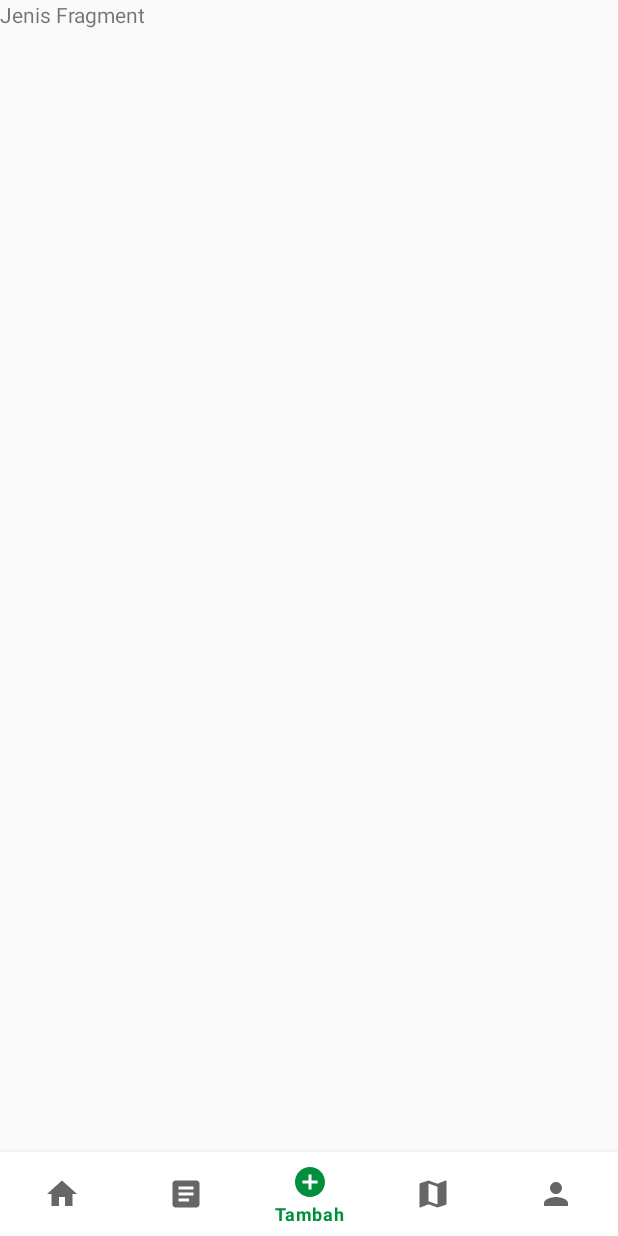
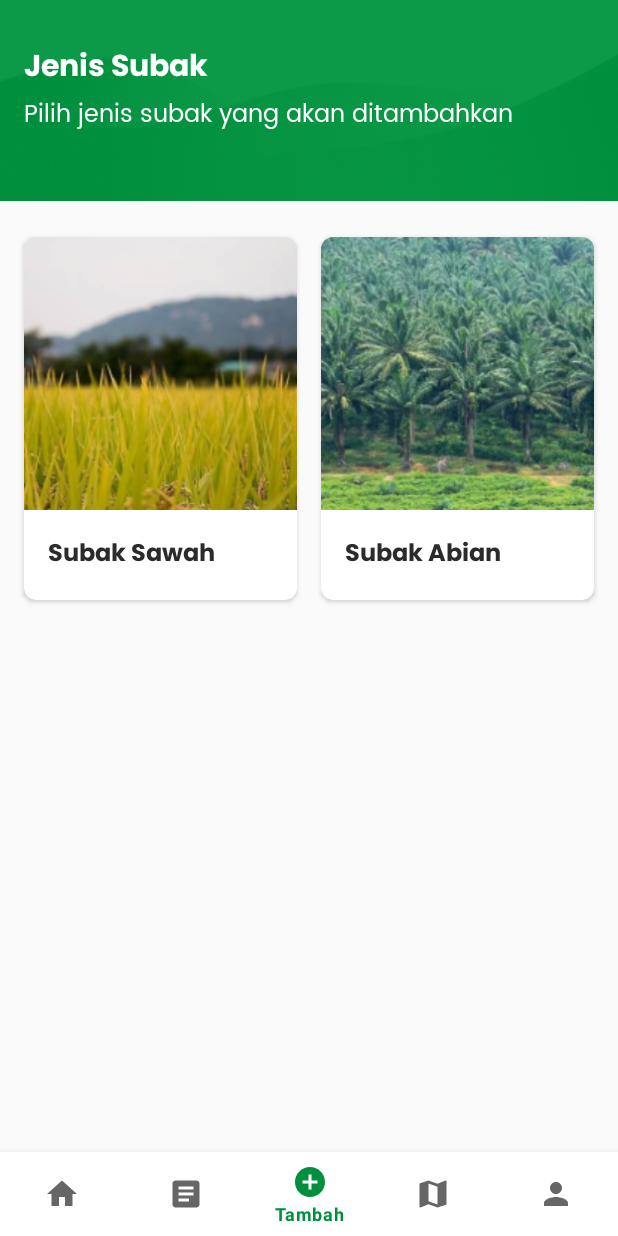
Before and after one commit to anekoinda/subak, an Android app: the JenisFragment screen opened through its navigation route, on a phone screen of 412 x 824 dp. Run offline under Robolectric (Android 15) with nearby library versions, the phone set to English and light mode, and no system bars; our stand-ins replace navigation-ui.

Commit message:
list add data

```diff
--- /dev/null
+++ b/app/src/main/res/drawable/bg_card_radius.xml
@@ -0,0 +1,5 @@
+<?xml version="1.0" encoding="utf-8"?>
+<shape xmlns:android="http://schemas.android.com/apk/res/android">
+    <solid android:color="@color/white"/>
+    <corners android:topLeftRadius="16dp"  android:radius="12dp"/>
+</shape>
--- /dev/null
+++ b/app/src/main/res/drawable/ic_arrow.xml
@@ -0,0 +1,5 @@
+<vector android:autoMirrored="true" android:height="24dp"
+    android:tint="#000000" android:viewportHeight="24"
+    android:viewportWidth="24" android:width="24dp" xmlns:android="http://schemas.android.com/apk/res/android">
+    <path android:fillColor="@android:color/white" android:pathData="M6.23,20.23l1.77,1.77l10,-10l-10,-10l-1.77,1.77l8.23,8.23z"/>
+</vector>
--- a/app/src/main/res/layout/fragment_jenis.xml
+++ b/app/src/main/res/layout/fragment_jenis.xml
@@ -1,12 +1,126 @@
 <LinearLayout xmlns:android="http://schemas.android.com/apk/res/android"
+    xmlns:card_view="http://schemas.android.com/apk/res-auto"
     xmlns:tools="http://schemas.android.com/tools"
     android:layout_width="match_parent"
     android:layout_height="match_parent"
     android:background="@color/bg_grey"
     android:orientation="vertical"
     tools:context=".ui.tambah.JenisFragment">
-    <TextView
-        android:layout_width="wrap_content"
+
+    <FrameLayout
+        android:layout_width="match_parent"
+        android:layout_height="wrap_content">
+
+        <ImageView
+            android:id="@+id/square"
+            android:layout_width="wrap_content"
+            android:layout_height="wrap_content"
+            android:src="@drawable/bg_square" />
+
+        <LinearLayout
+            android:layout_width="match_parent"
+            android:layout_height="match_parent"
+            android:layout_marginStart="16dp"
+            android:layout_marginTop="24dp"
+            android:orientation="vertical">
+
+            <TextView
+                android:layout_width="wrap_content"
+                android:layout_height="wrap_content"
+                android:layout_marginTop="4dp"
+                android:fontFamily="@font/poppins_bold"
+                android:text="Jenis Subak"
+                android:textColor="@color/white"
+                android:textSize="20sp" />
+
+            <TextView
+                android:layout_width="wrap_content"
+                android:layout_height="match_parent"
+                android:fontFamily="@font/poppins_regular"
+                android:text="Pilih jenis subak yang akan ditambahkan"
+                android:textColor="@color/white"
+                android:textSize="16sp" />
+        </LinearLayout>
+    </FrameLayout>
+
+    <LinearLayout
+        android:layout_width="match_parent"
         android:layout_height="wrap_content"
-        android:text="Jenis Fragment"/>
+        android:layout_marginTop="16dp"
+        android:orientation="horizontal">
+
+        <androidx.cardview.widget.CardView
+            android:layout_width="0dp"
+            android:layout_height="wrap_content"
+            android:layout_marginStart="16dp"
+            android:layout_marginTop="8dp"
+            android:layout_marginEnd="16dp"
+            android:layout_marginBottom="8dp"
+            android:layout_weight="1"
+            android:elevation="3dp"
+            card_view:cardCornerRadius="8dp">
+
+            <LinearLayout
+                android:layout_width="match_parent"
+                android:layout_height="wrap_content"
+                android:orientation="vertical">
+
+                <ImageView
+                    android:id="@+id/imageSubakSawah"
+                    android:layout_width="match_parent"
+                    android:layout_height="match_parent"
+                    android:adjustViewBounds="true"
+                    android:scaleType="centerCrop"
+                    android:src="@drawable/subaksawah" />
+
+                <TextView
+                    android:id="@+id/reqPuraSubak"
+                    android:layout_marginTop="16dp"
+                    android:layout_marginBottom="16dp"
+                    android:layout_width="wrap_content"
+                    android:layout_height="wrap_content"
+                    android:layout_marginStart="16dp"
+                    android:fontFamily="@font/poppins_bold"
+                    android:text="Subak Sawah"
+                    android:textColor="@color/black_font"
+                    android:textSize="16sp" />
+            </LinearLayout>
+        </androidx.cardview.widget.CardView>
+
+        <androidx.cardview.widget.CardView
+            android:layout_width="0dp"
+            android:layout_height="wrap_content"
+            android:layout_marginTop="8dp"
+            android:layout_marginEnd="16dp"
+            android:layout_weight="1"
+            android:elevation="3dp"
+            card_view:cardCornerRadius="8dp">
+
+            <LinearLayout
+                android:layout_width="match_parent"
+                android:layout_height="wrap_content"
+                android:orientation="vertical">
+
+                <ImageView
+                    android:id="@+id/imageSubakAbian"
+                    android:layout_width="match_parent"
+                    android:layout_height="match_parent"
+                    android:adjustViewBounds="true"
+                    android:scaleType="centerCrop"
+                    android:src="@drawable/subakabian" />
+
+                <TextView
+                    android:id="@+id/pengajuanSumberAir"
+                    android:layout_width="wrap_content"
+                    android:layout_height="wrap_content"
+                    android:layout_marginTop="16dp"
+                    android:layout_marginBottom="16dp"
+                    android:layout_marginStart="16dp"
+                    android:fontFamily="@font/poppins_bold"
+                    android:text="Subak Abian"
+                    android:textColor="@color/black_font"
+                    android:textSize="16sp" />
+            </LinearLayout>
+        </androidx.cardview.widget.CardView>
+    </LinearLayout>
 </LinearLayout>
--- a/app/src/main/res/values/colors.xml
+++ b/app/src/main/res/values/colors.xml
@@ -14,4 +14,5 @@
     <color name="dark_grey">#787878</color>
     <color name="light_grey">#D1D1D1</color>
     <color name="bg_grey">#FAFAFA</color>
+    <color name="red">#FF0000</color>
 </resources>
```
Also changed, not shown: app/src/main/AndroidManifest.xml (+8 -1 lines), app/src/main/java/com/diskominfos/subakbali/ListData.kt (added, +11 -0 lines), app/src/main/res/drawable/ic_home_black.xml (added, +9 -0 lines), app/src/main/res/layout/activity_list_data.xml (added, +68 -0 lines), app/src/main/res/drawable/bg_square.png (added), app/src/main/res/drawable/subakabian.png (added), app/src/main/res/drawable/subaksawah.png (added).
